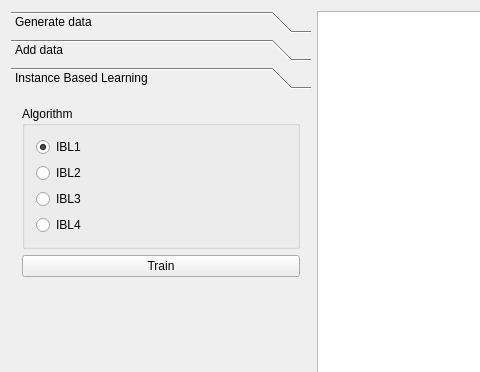
First picture: the form in mainwindow.ui, repository olavph/Classifier, before the edit; both pictures show x 0 to 480 and y 0 to 372 of the 850 by 600 pixel window.
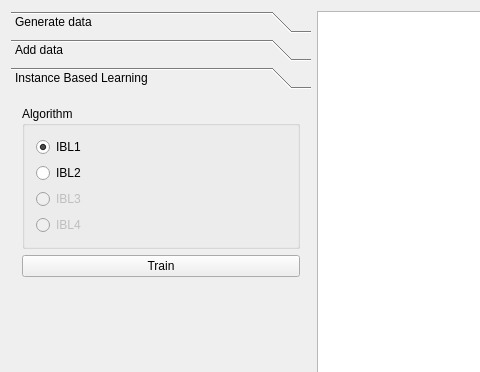
Second picture: the form after the edit. The open tabs and pages were chosen to show the change.

The edit to the form file:
```diff
--- a/mainwindow.ui
+++ b/mainwindow.ui
@@ -665,6 +665,14 @@
        </layout>
       </widget>
       <widget class="QWidget" name="page_4">
+       <property name="geometry">
+        <rect>
+         <x>0</x>
+         <y>0</y>
+         <width>300</width>
+         <height>453</height>
+        </rect>
+       </property>
        <attribute name="label">
         <string>Instance Based Learning</string>
        </attribute>
@@ -694,6 +702,9 @@
            </item>
            <item>
             <widget class="QRadioButton" name="IBLAlgorithm3RadioButton">
+             <property name="enabled">
+              <bool>false</bool>
+             </property>
              <property name="text">
               <string>IBL3</string>
              </property>
@@ -701,6 +712,9 @@
            </item>
            <item>
             <widget class="QRadioButton" name="IBLAlgorithm4RadioButton">
+             <property name="enabled">
+              <bool>false</bool>
+             </property>
              <property name="text">
               <string>IBL4</string>
              </property>
```
Left out of the diff: 10 changed lines with no effect on the pictures.
